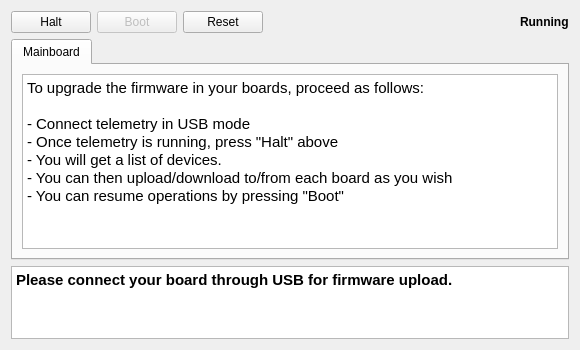
Before: the Qt Designer form ground/src/plugins/uploader/uploader.ui in openpilot/OpenPilot, drawn with Qt 5.
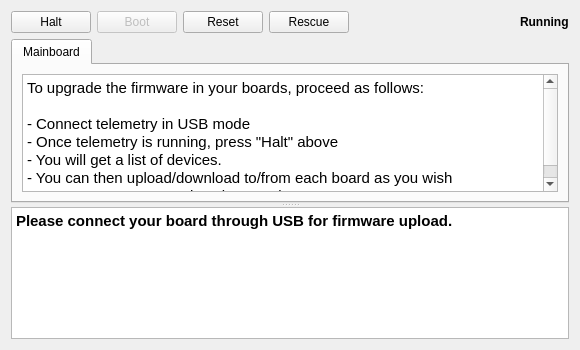
After: the same form once the commit is applied.

```diff
--- a/ground/src/plugins/uploader/uploader.ui
+++ b/ground/src/plugins/uploader/uploader.ui
@@ -13,7 +13,7 @@
   <property name="windowTitle">
    <string>Form</string>
   </property>
-  <layout class="QVBoxLayout" name="verticalLayout_2" stretch="0,3,1">
+  <layout class="QVBoxLayout" name="verticalLayout">
    <item>
     <layout class="QHBoxLayout" name="horizontalLayout">
      <item>
@@ -51,6 +51,17 @@
        </property>
       </widget>
      </item>
+     <item>
+      <widget class="QPushButton" name="rescueButton">
+       <property name="toolTip">
+        <string>Start a guided procedure to manually
+recover a system which does not boot.</string>
+       </property>
+       <property name="text">
+        <string>Rescue</string>
+       </property>
+      </widget>
+     </item>
      <item>
       <spacer name="horizontalSpacer">
        <property name="orientation">
@@ -80,6 +91,10 @@
     </layout>
    </item>
    <item>
+    <widget class="QSplitter" name="splitter">
+     <property name="orientation">
+      <enum>Qt::Vertical</enum>
+     </property>
     <widget class="QTabWidget" name="systemElements">
      <property name="currentIndex">
       <number>0</number>
@@ -109,8 +124,6 @@
       </layout>
      </widget>
     </widget>
-   </item>
-   <item>
     <widget class="QTextBrowser" name="textBrowser">
      <property name="horizontalScrollBarPolicy">
       <enum>Qt::ScrollBarAlwaysOff</enum>
@@ -122,6 +135,7 @@
 &lt;/style&gt;&lt;/head&gt;&lt;body style=&quot; font-family:'Ubuntu'; font-size:11pt; font-weight:400; font-style:normal;&quot;&gt;
 &lt;p style=&quot; margin-top:0px; margin-bottom:0px; margin-left:0px; margin-right:0px; -qt-block-indent:0; text-indent:0px;&quot;&gt;&lt;span style=&quot; font-weight:600;&quot;&gt;Please connect your board through USB for firmware upload.&lt;/span&gt;&lt;/p&gt;&lt;/body&gt;&lt;/html&gt;</string>
      </property>
+     </widget>
     </widget>
    </item>
   </layout>
```
Lines whose indentation alone changed are shown as unchanged.
